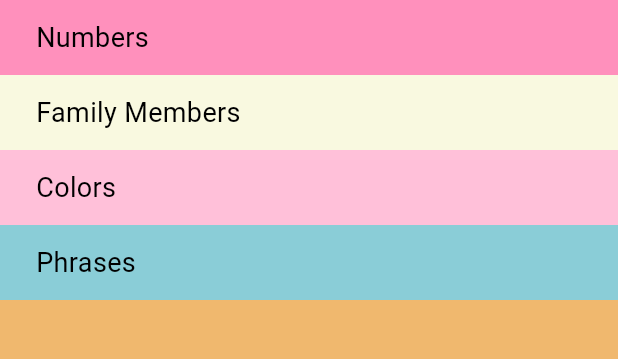
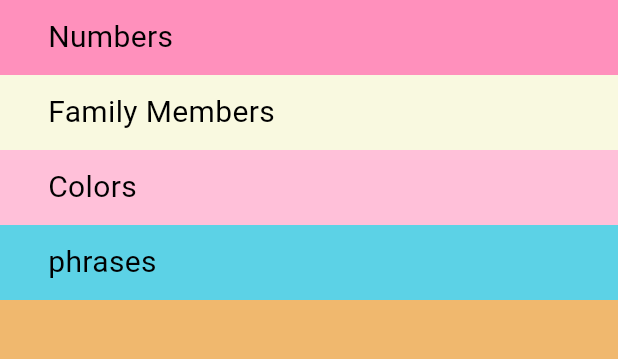
Before and after one commit to TarekGawish/Flutter-Projects, a Flutter app: the screen it shows after launch, on a phone screen of 412 x 824 dp, the part 84-443 px from its top. Run offline on Flutter 3.47's test engine with Material 3 defaults, Android fonts, the phone set to English and light mode, and no system bars.

Commit message:
add some pages to the app

```diff
--- /dev/null
+++ b/Language_learning_App/lib/components/category_item.dart
@@ -0,0 +1,25 @@
+import 'package:flutter/material.dart';
+
+class Category extends StatelessWidget {
+  Category({this.text, this.color, this.onTap});
+  String? text;
+  Color? color;
+  VoidCallback? onTap;
+  @override
+  Widget build(BuildContext context) {
+    return GestureDetector(
+      onTap: onTap,
+      child: Container(
+        padding: EdgeInsets.only(left: 32),
+        alignment: Alignment.centerLeft,
+        color: color,
+        height: 50,
+        width: double.infinity,
+        child: Text(
+          text!,
+          style: TextStyle(color: Color(0xff000000), fontSize: 20),
+        ),
+      ),
+    );
+  }
+}
--- a/Language_learning_App/lib/main.dart
+++ b/Language_learning_App/lib/main.dart
@@ -1,5 +1,6 @@
 import 'package:flutter/material.dart';
 import 'package:languagelearningapp/screens/home_page.dart';
+import 'package:languagelearningapp/screens/numbers_page.dart';
 
 void main() {
   runApp(LanguageLearnignApp());
--- a/Language_learning_App/lib/screens/home_page.dart
+++ b/Language_learning_App/lib/screens/home_page.dart
@@ -1,4 +1,9 @@
 import 'package:flutter/material.dart';
+import 'package:languagelearningapp/components/category_item.dart';
+import 'package:languagelearningapp/screens/colors_page.dart';
+import 'package:languagelearningapp/screens/family_members_page.dart';
+import 'package:languagelearningapp/screens/numbers_page.dart';
+import 'package:languagelearningapp/screens/phrases_page.dart';
 
 class HomePage extends StatelessWidget {
   @override
@@ -12,52 +17,75 @@ class HomePage extends StatelessWidget {
           style: TextStyle(color: const Color.fromARGB(255, 255, 255, 255)),
         ),
       ),
-      body: Column(children: [
-        Container(
-          padding: EdgeInsets.only(left: 24),
-          alignment: Alignment.centerLeft,
+      body: Column(
+        children: [
+          // numbers page
+          Category(
+            onTap: () {
+              Navigator.push(
+                context,
+                MaterialPageRoute(
+                  builder: (context) {
+                    return NumbersPage();
+                  },
+                ),
+              );
+            },
+            text: "Numbers",
             color: Color(0xffFF90BC),
-          height: 50,
-          width: double.infinity,
-          child: Text(
-            'Numbers',
-            style: TextStyle(color: Color(0xff000000), fontSize: 18),
           ),
+
+          // family page
+          Category(
+            onTap: () {
+              Navigator.push(
+                context,
+                MaterialPageRoute(
+                  builder: (context) {
+                    return FamilyPage();
+                  },
                 ),
-        Container(
-          padding: EdgeInsets.only(left: 24),
-          alignment: Alignment.centerLeft,
+              );
+            },
+            text: "Family Members",
             color: Color(0xffF9F9E0),
-          height: 50,
-          width: double.infinity,
-          child: Text(
-            'Family Members',
-            style: TextStyle(color: Color(0xff000000), fontSize: 18),
           ),
+
+          // colors page
+          Category(
+            onTap: () {
+              Navigator.push(
+                context,
+                MaterialPageRoute(
+                  builder: (context) {
+                    return ColorsPage();
+                  },
                 ),
-        Container(
-          padding: EdgeInsets.only(left: 24),
-          alignment: Alignment.centerLeft,
+              );
+            },
+            text: "Colors",
             color: Color(0xffFFC0D9),
-          height: 50,
-          width: double.infinity,
-          child: Text(
-            'Colors',
-            style: TextStyle(color: Color(0xff000000), fontSize: 18),
           ),
+
+          // phrases page
+          Category(
+            onTap: () {
+              Navigator.push(
+                context,
+                MaterialPageRoute(
+                  builder: (context) {
+                    return PhrasesPage();
+                  },
                 ),
-        Container(
-          padding: EdgeInsets.only(left: 24),
-          alignment: Alignment.centerLeft,
-          color: Color(0xff8ACDD7),
-          height: 50,
-          width: double.infinity,
-          child: Text(
-            'Phrases',
-            style: TextStyle(color: Color(0xff000000), fontSize: 18),
+              );
+            },
+            text: "phrases",
+            color: Color(0xff5CD2E6),
+          )
+        ],
       ),
-        ),
-      ]),
     );
   }
 }
+
+// custom widget
```
Also changed, not shown: Language_learning_App/lib/screens/colors_page.dart (added, +10 -0 lines), Language_learning_App/lib/screens/family_members_page.dart (added, +10 -0 lines), Language_learning_App/lib/screens/numbers_page.dart (added, +10 -0 lines), Language_learning_App/lib/screens/phrases_page.dart (added, +10 -0 lines). Lines whose indentation alone changed are shown as unchanged.
